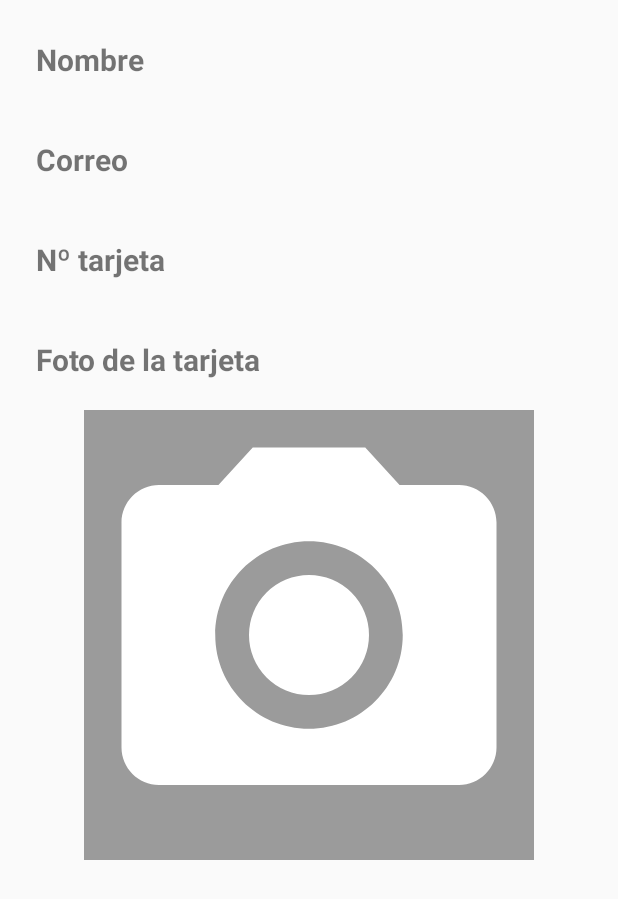
After one commit to SergioMunozGomez1996/brujosemanuel-tfm-parkingenablev1-de9b785538fb, an Android app: the UserProfileActivity screen opened directly, with no data from a screen before it, on a phone screen of 412 x 824 dp. The commit adds this screen. Shown: the top 899 px of the screen. Run offline under Robolectric (Android 15) with nearby library versions, the phone set to English and light mode, and no system bars; our stand-ins replace Firebase (no records; nobody signed in at launch, a user with empty details on screens opened directly).

Commit message:
Añadida la pantalla de perfil y gestionada la descarga de datos

```diff
--- a/app/build.gradle
+++ b/app/build.gradle
@@ -42,6 +42,8 @@ dependencies {
     implementation 'com.android.support:design:28.0.0'
     //Storage
     implementation 'com.google.firebase:firebase-storage:19.1.1'
+    // FirebaseUI Storage only
+    implementation 'com.firebaseui:firebase-ui-storage:4.3.1'
 
     //??
     implementation 'com.android.support:multidex:1.0.3'
--- a/app/src/main/AndroidManifest.xml
+++ b/app/src/main/AndroidManifest.xml
@@ -8,7 +8,10 @@
     -->
     <uses-permission android:name="android.permission.ACCESS_FINE_LOCATION" />
     <uses-permission android:name="android.permission.ACCESS_COARSE_LOCATION" />
-    <uses-feature android:name="android.hardware.camera" android:required="true" />
+
+    <uses-feature
+        android:name="android.hardware.camera"
+        android:required="true" />
 
     <application
         android:allowBackup="true"
@@ -17,7 +20,8 @@
         android:roundIcon="@mipmap/ic_launcher_round"
         android:supportsRtl="true"
         android:theme="@style/AppTheme">
-        <activity android:name=".Usuario.SingUpActivity"></activity>
+        <activity android:name=".Usuario.UserProfileActivity"></activity>
+        <activity android:name=".Usuario.SingUpActivity" />
         <activity android:name=".Usuario.LoginActivity" />
         <activity android:name=".MapsActivity" />
         <activity android:name=".ParkingActivity" />
--- a/app/src/main/java/com/example/parkingenable/MapsActivity.java
+++ b/app/src/main/java/com/example/parkingenable/MapsActivity.java
@@ -29,6 +29,7 @@ import androidx.core.content.ContextCompat;
 import androidx.fragment.app.FragmentActivity;
 
 import com.example.parkingenable.Usuario.LoginActivity;
+import com.example.parkingenable.Usuario.UserProfileActivity;
 import com.getbase.floatingactionbutton.FloatingActionButton;
 import com.google.android.gms.common.api.ApiException;
 import com.google.android.gms.location.FusedLocationProviderClient;
@@ -191,7 +192,7 @@ public class MapsActivity extends FragmentActivity implements OnMapReadyCallback
             loginButton.setOnClickListener(new View.OnClickListener() {
                 @Override
                 public void onClick(View view) {
-                    Intent intent  = new Intent(MapsActivity.this, LoginActivity.class);
+                    Intent intent  = new Intent(MapsActivity.this, UserProfileActivity.class);
                     startActivity(intent);
                 }
             });
--- /dev/null
+++ b/app/src/main/java/com/example/parkingenable/Usuario/UserProfileActivity.java
@@ -0,0 +1,126 @@
+package com.example.parkingenable.Usuario;
+
+import android.content.Context;
+import android.content.SharedPreferences;
+import android.net.Uri;
+import android.os.Bundle;
+import android.view.View;
+import android.widget.Button;
+import android.widget.ImageView;
+import android.widget.ProgressBar;
+import android.widget.TextView;
+import android.widget.Toast;
+
+import androidx.annotation.NonNull;
+import androidx.appcompat.app.AppCompatActivity;
+
+import com.bumptech.glide.Glide;
+import com.example.parkingenable.R;
+import com.google.android.gms.tasks.OnFailureListener;
+import com.google.android.gms.tasks.OnSuccessListener;
+import com.google.firebase.firestore.CollectionReference;
+import com.google.firebase.firestore.DocumentSnapshot;
+import com.google.firebase.firestore.FirebaseFirestore;
+import com.google.firebase.storage.FirebaseStorage;
+import com.google.firebase.storage.StorageReference;
+
+import java.util.Objects;
+
+public class UserProfileActivity extends AppCompatActivity {
+
+    public static final String PREFS_NAME = "MyPrefsFile";
+    public static final String USER_ID = "userID";
+    public static final String SIN_LOGIN = "sinLogin";
+
+    //Database
+    private CollectionReference mDocRefUsuarios = FirebaseFirestore.getInstance().collection("usuarios");
+
+    //Creamos una instancia de FirebaseStorage
+    StorageReference storageRef = FirebaseStorage.getInstance().getReference();
+
+    private TextView userName;
+    private TextView userEmail;
+    private TextView userNumerCard;
+    private ImageView userCardImage;
+
+    private String userId;
+
+    private Context mContext;
+
+    private SharedPreferences settings;
+
+    private ProgressBar progressBar;
+    private View titleLayuout;
+    private View buttonsLayout;
+
+    @Override
+    protected void onCreate(Bundle savedInstanceState) {
+        super.onCreate(savedInstanceState);
+        setContentView(R.layout.activity_user_profile);
+
+        //Inicializar variables de usuario
+        userName = findViewById(R.id.nombre_detail);
+        userEmail = findViewById(R.id.correo_detail);
+        userNumerCard = findViewById(R.id.numero_tarjeta_detail);
+        userCardImage = findViewById(R.id.foto_tarjeta_imagen);
+        titleLayuout = findViewById(R.id.titleLayout);
+        buttonsLayout = findViewById(R.id.buttonsLayout);
+
+        progressBar = findViewById(R.id.progressBar);
+
+        Button editarButton = findViewById(R.id.editar_perfil);
+        Button borrarButton = findViewById(R.id.borrar_perfil);
+
+        /*editarButton.setOnClickListener(v -> {
+            MyProfileEditFragment myProfileEditFragment = new MyProfileEditFragment();
+            getActivity().getSupportFragmentManager().beginTransaction().replace(R.id.content_main, myProfileEditFragment).addToBackStack(null).commit();
+        });
+
+        borrarButton.setOnClickListener(v -> {
+            confirmarBorrarPerfil();
+        });*/
+
+        settings = getSharedPreferences(PREFS_NAME, 0);
+        if(!Objects.equals(settings.getString(USER_ID, SIN_LOGIN), SIN_LOGIN)){
+            userId = settings.getString(USER_ID, SIN_LOGIN);
+
+            mDocRefUsuarios.document(userId).get().addOnSuccessListener(new OnSuccessListener<DocumentSnapshot>() {
+                @Override
+                public void onSuccess(DocumentSnapshot documentSnapshot) {
+                    progressBar.setVisibility(View.INVISIBLE);
+                    Usuario usuario = documentSnapshot.toObject(Usuario.class);
+                    if(usuario != null) {
+                        if (usuario.getName() != null) {
+                            userName.setText(usuario.getName());
+                        }
+                        if (usuario.getEmail() != null) {
+                            userEmail.setText(usuario.getEmail());
+                        }
+                        if (usuario.getCardNumber() != null) {
+                            userNumerCard.setText(usuario.getCardNumber());
+                        }
+                        if (usuario.getCardURL() != null) {
+                            storageRef.child(usuario.getCardURL()).getDownloadUrl().addOnSuccessListener(new OnSuccessListener<Uri>() {
+                                @Override
+                                public void onSuccess(Uri uri) {
+                                    Glide.with(getBaseContext())
+                                            .load(uri)
+                                            .into(userCardImage);
+                                }
+                            });
+                        }
+                    }
+
+                    titleLayuout.setVisibility(View.VISIBLE);
+                    buttonsLayout.setVisibility(View.VISIBLE);
+
+                }
+            }).addOnFailureListener(new OnFailureListener() {
+                @Override
+                public void onFailure(@NonNull Exception e) {
+                    Toast.makeText(getBaseContext(), "Error al cargar el perfil", Toast.LENGTH_SHORT).show();
+                }
+            });
+        }
+    }
+}
--- a/app/src/main/java/com/example/parkingenable/Usuario/Usuario.java
+++ b/app/src/main/java/com/example/parkingenable/Usuario/Usuario.java
@@ -12,6 +12,8 @@ public class Usuario {
     private String name;
     private String cardNumber;
     private String cardURL;
+
+    public Usuario(){}
 
     public Usuario(String email, String password, String name) {
         this.email = email;
@@ -74,12 +76,12 @@ public class Usuario {
         this.cardNumber = cardNumber;
     }
 
-    public String getCardImage() {
+    public String getCardURL() {
         return cardURL;
     }
 
-    public void setCardImage(String cardImage) {
-        this.cardURL = cardImage;
+    public void setCardURL(String cardURL) {
+        this.cardURL = cardURL;
     }
 
     //Con este mapeo podemos filtrar qué datos de la clase devolver
--- /dev/null
+++ b/app/src/main/res/layout/activity_user_profile.xml
@@ -0,0 +1,107 @@
+<?xml version="1.0" encoding="utf-8"?>
+<RelativeLayout xmlns:android="http://schemas.android.com/apk/res/android"
+    android:layout_width="match_parent"
+    android:layout_height="match_parent"
+    android:id="@+id/profile_fragment_id">
+    <ProgressBar
+        android:id="@+id/progressBar"
+        android:layout_width="wrap_content"
+        android:layout_height="wrap_content"
+        android:layout_centerVertical="true"
+        android:layout_centerHorizontal="true"
+        />
+
+    <!-- TODO: Update blank fragment layout -->
+    <LinearLayout
+        android:id="@+id/titleLayout"
+        android:layout_width="match_parent"
+        android:layout_height="wrap_content"
+        android:orientation="vertical"
+        android:paddingLeft="24dp"
+        android:paddingTop="26dp"
+        android:paddingRight="24dp">
+        <TextView
+            android:id="@+id/nombre_title"
+            android:layout_width="match_parent"
+            android:layout_height="wrap_content"
+            android:textStyle="bold"
+            android:textSize="20sp"
+            android:text="Nombre" />
+        <TextView
+            android:id="@+id/nombre_detail"
+            android:layout_width="match_parent"
+            android:layout_height="wrap_content"
+            android:textIsSelectable="true"/>
+        <TextView
+            android:id="@+id/correo_title"
+            android:layout_width="match_parent"
+            android:layout_height="wrap_content"
+            android:textStyle="bold"
+            android:textSize="20sp"
+            android:layout_marginTop="20dp"
+            android:text="Correo" />
+        <TextView
+            android:id="@+id/correo_detail"
+            android:layout_width="match_parent"
+            android:layout_height="wrap_content"
+            android:textIsSelectable="true"/>
+        <TextView
+            android:id="@+id/numero_tarjeta_title"
+            android:layout_width="match_parent"
+            android:layout_height="wrap_content"
+            android:textStyle="bold"
+            android:textSize="20sp"
+            android:layout_marginTop="20dp"
+
+            android:text="Nº tarjeta" />
+        <TextView
+            android:id="@+id/numero_tarjeta_detail"
+            android:layout_width="match_parent"
+            android:layout_height="wrap_content" />
+        <TextView
+            android:id="@+id/foto_tarjeta_title"
+            android:layout_width="match_parent"
+            android:layout_height="wrap_content"
+            android:textStyle="bold"
+            android:textSize="20sp"
+            android:layout_marginTop="20dp"
+            android:text="Foto de la tarjeta" />
+        <ImageView
+            android:id="@+id/foto_tarjeta_imagen"
+            android:layout_width="300dp"
+            android:layout_height="300dp"
+            android:layout_gravity="center_horizontal"
+            android:src="@drawable/ic_photo_camera"
+            android:background="@color/grayGoogle"
+            android:layout_margin="20dp"/>
+
+    </LinearLayout>
+
+    <LinearLayout
+        android:id="@+id/buttonsLayout"
+        android:layout_width="match_parent"
+        android:layout_height="wrap_content"
+        android:orientation="horizontal"
+        android:gravity="bottom"
+        android:layout_alignParentBottom="true"
+        android:visibility="gone">
+        <Button
+            android:id="@+id/editar_perfil"
+            android:layout_width="wrap_content"
+            android:layout_height="wrap_content"
+            android:layout_weight="1"
+            android:text="Editar perfil"
+            android:backgroundTint="@color/colorPrimary"
+            android:textColor="@color/common_google_signin_btn_text_dark_default"/>
+        <Button
+            android:id="@+id/borrar_perfil"
+            android:layout_width="wrap_content"
+            android:layout_height="wrap_content"
+            android:layout_weight="1"
+            android:text="Borrar perfil"
+            android:backgroundTint="@color/colorPrimary"
+            android:textColor="@color/common_google_signin_btn_text_dark_default"/>
+
+    </LinearLayout>
+
+</RelativeLayout>
```
